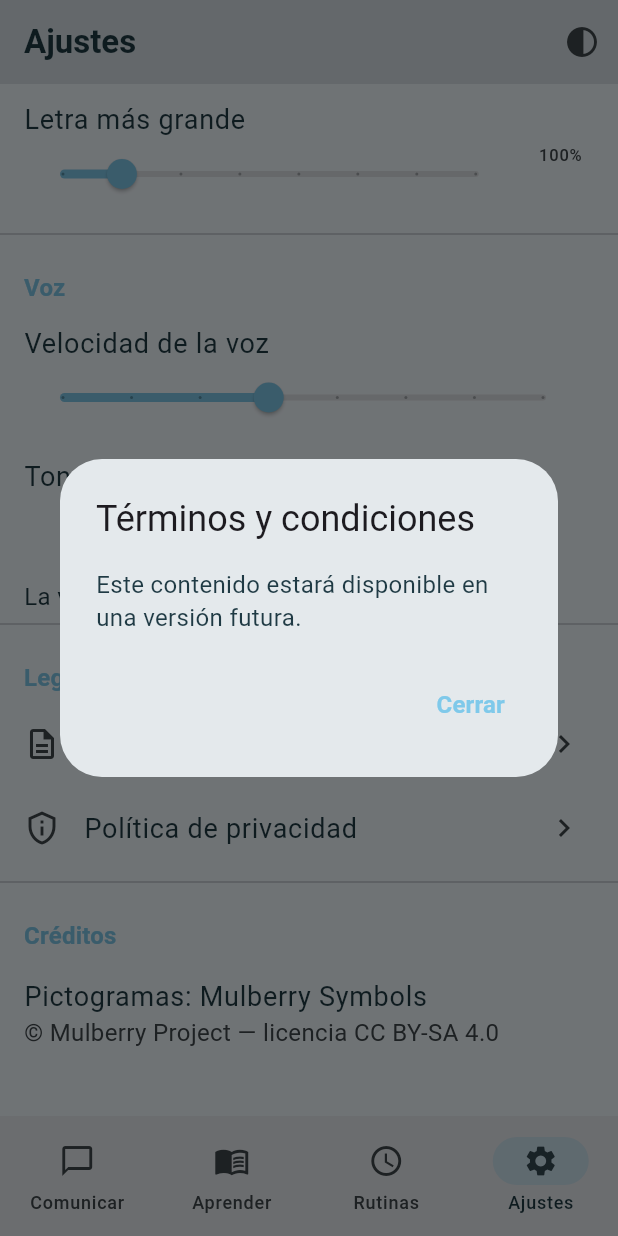
After one commit to LimitCodev/BlueTalk, a Flutter app: the AjustesScreen screen opened by its route, scrolled down 129 dp, after a tap on "Términos y condiciones", on a phone screen of 412 x 824 dp. The commit adds this screen. Run offline on Flutter 3.47's test engine with Material 3 defaults, Android fonts, the phone set to English and light mode, and no system bars; our stand-ins replace flutter_riverpod, go_router, shared_preferences; accounts and stored records are empty.

Commit message:
FEAT: pantalla de ajustes completa con persistencia
Modo calma, tamano de texto (escala la app raíz via TextScaler), sliders de voz (rate/pitch, audio real llega con el agente AAC), enlaces legales placeholder (agente padre) y creditos CC BY-SA 4.0 de Mulberry. Ajustes persistidos via SettingsRepo.

```diff
--- a/lib/data/models/app_settings.dart
+++ b/lib/data/models/app_settings.dart
@@ -28,4 +28,17 @@ class AppSettings {
         'textScale': textScale,
         'remindersEnabled': remindersEnabled,
       };
+
+  AppSettings copyWith({
+    double? ttsRate,
+    double? ttsPitch,
+    double? textScale,
+    bool? remindersEnabled,
+  }) =>
+      AppSettings(
+        ttsRate: ttsRate ?? this.ttsRate,
+        ttsPitch: ttsPitch ?? this.ttsPitch,
+        textScale: textScale ?? this.textScale,
+        remindersEnabled: remindersEnabled ?? this.remindersEnabled,
+      );
 }
--- /dev/null
+++ b/lib/features/ajustes/ajustes_screen.dart
@@ -0,0 +1,215 @@
+import 'package:flutter/material.dart';
+import 'package:flutter_riverpod/flutter_riverpod.dart';
+
+import '../../core/theme/calm_mode.dart';
+import '../../data/models/models.dart';
+import 'settings_controller.dart';
+
+/// Ajustes (plan 01 §8): modo calma, tamaño de texto, voz (placeholder del
+/// agente AAC), enlaces legales (placeholder del agente padre) y créditos.
+class AjustesScreen extends ConsumerWidget {
+  const AjustesScreen({super.key});
+
+  @override
+  Widget build(BuildContext context, WidgetRef ref) {
+    final settings = ref.watch(settingsProvider);
+
+    return ListView(
+      padding: const EdgeInsets.only(bottom: 32),
+      children: [
+        const CalmModeToggle(),
+        const Divider(),
+        switch (settings) {
+          AsyncData(:final value) => _TextScaleSection(settings: value),
+          AsyncError() => const _SettingsError(),
+          _ => const Padding(
+              padding: EdgeInsets.all(24),
+              child: Center(child: CircularProgressIndicator()),
+            ),
+        },
+        const Divider(),
+        const _TtsSection(),
+        const Divider(),
+        const _LegalSection(),
+        const Divider(),
+        const _CreditsSection(),
+      ],
+    );
+  }
+}
+
+/// Tamaño de texto controlado por la app (se suma al del sistema).
+class _TextScaleSection extends ConsumerWidget {
+  const _TextScaleSection({required this.settings});
+
+  final AppSettings settings;
+
+  @override
+  Widget build(BuildContext context, WidgetRef ref) {
+    return Column(
+      crossAxisAlignment: CrossAxisAlignment.start,
+      children: [
+        const _SectionHeader('Tamaño del texto'),
+        ListTile(
+          title: const Text('Letra más grande'),
+          subtitle: Slider(
+            value: settings.textScale,
+            min: 0.9,
+            max: 1.6,
+            divisions: 7,
+            label: '${(settings.textScale * 100).round()}%',
+            onChanged: (value) =>
+                ref.read(settingsProvider.notifier).setTextScale(value),
+          ),
+          trailing: Text('${(settings.textScale * 100).round()}%'),
+        ),
+      ],
+    );
+  }
+}
+
+/// Sección de voz: guarda rate/pitch; el audio real lo añade el agente AAC.
+class _TtsSection extends ConsumerWidget {
+  const _TtsSection();
+
+  @override
+  Widget build(BuildContext context, WidgetRef ref) {
+    final settings = ref.watch(settingsProvider).value ??
+        const AppSettings();
+
+    return Column(
+      crossAxisAlignment: CrossAxisAlignment.start,
+      children: [
+        const _SectionHeader('Voz'),
+        ListTile(
+          title: const Text('Velocidad de la voz'),
+          subtitle: Slider(
+            value: settings.ttsRate,
+            min: 0.2,
+            max: 0.9,
+            divisions: 7,
+            onChanged: (value) =>
+                ref.read(settingsProvider.notifier).setTtsRate(value),
+          ),
+        ),
+        ListTile(
+          title: const Text('Tono de la voz'),
+          subtitle: Slider(
+            value: settings.ttsPitch,
+            min: 0.6,
+            max: 1.4,
+            divisions: 8,
+            onChanged: (value) =>
+                ref.read(settingsProvider.notifier).setTtsPitch(value),
+          ),
+        ),
+        Padding(
+          padding: const EdgeInsets.symmetric(horizontal: 16),
+          child: Text(
+            'La voz se activará en una próxima versión.',
+            style: Theme.of(context).textTheme.bodyMedium,
+          ),
+        ),
+      ],
+    );
+  }
+}
+
+/// Enlaces legales: los abre el agente padre (Ola 2).
+class _LegalSection extends StatelessWidget {
+  const _LegalSection();
+
+  @override
+  Widget build(BuildContext context) {
+    return Column(
+      crossAxisAlignment: CrossAxisAlignment.start,
+      children: [
+        const _SectionHeader('Legal'),
+        ListTile(
+          leading: const Icon(Icons.description_outlined),
+          title: const Text('Términos y condiciones'),
+          trailing: const Icon(Icons.chevron_right),
+          onTap: () => _showPlaceholder(context, 'Términos y condiciones'),
+        ),
+        ListTile(
+          leading: const Icon(Icons.privacy_tip_outlined),
+          title: const Text('Política de privacidad'),
+          trailing: const Icon(Icons.chevron_right),
+          onTap: () => _showPlaceholder(context, 'Política de privacidad'),
+        ),
+      ],
+    );
+  }
+
+  void _showPlaceholder(BuildContext context, String title) {
+    showDialog<void>(
+      context: context,
+      builder: (context) => AlertDialog(
+        title: Text(title),
+        content: const Text(
+          'Este contenido estará disponible en una versión futura.',
+        ),
+        actions: [
+          TextButton(
+            onPressed: () => Navigator.of(context).pop(),
+            child: const Text('Cerrar'),
+          ),
+        ],
+      ),
+    );
+  }
+}
+
+/// Créditos de los pictogramas (licencia obligatoria).
+class _CreditsSection extends StatelessWidget {
+  const _CreditsSection();
+
+  @override
+  Widget build(BuildContext context) {
+    return const Column(
+      crossAxisAlignment: CrossAxisAlignment.start,
+      children: [
+        _SectionHeader('Créditos'),
+        ListTile(
+          title: Text('Pictogramas: Mulberry Symbols'),
+          subtitle: Text('© Mulberry Project — licencia CC BY-SA 4.0'),
+        ),
+      ],
+    );
+  }
+}
+
+class _SectionHeader extends StatelessWidget {
+  const _SectionHeader(this.title);
+
+  final String title;
+
+  @override
+  Widget build(BuildContext context) {
+    return Padding(
+      padding: const EdgeInsets.fromLTRB(16, 16, 16, 4),
+      child: Text(
+        title,
+        style: Theme.of(context).textTheme.titleMedium?.copyWith(
+              color: Theme.of(context).colorScheme.primary,
+              fontWeight: FontWeight.w700,
+            ),
+      ),
+    );
+  }
+}
+
+class _SettingsError extends ConsumerWidget {
+  const _SettingsError();
+
+  @override
+  Widget build(BuildContext context, WidgetRef ref) {
+    return ListTile(
+      title: const Text('No se pudieron cargar los ajustes'),
+      trailing: TextButton(
+        onPressed: () => ref.invalidate(settingsProvider),
+        child: const Text('Reintentar'),
+      ),
+    );
+  }
+}
```
Also changed, not shown: lib/app/app.dart (+7 -0 lines), lib/app/router.dart (+2 -13 lines), lib/features/ajustes/settings_controller.dart (added, +30 -0 lines), 1 other file.
